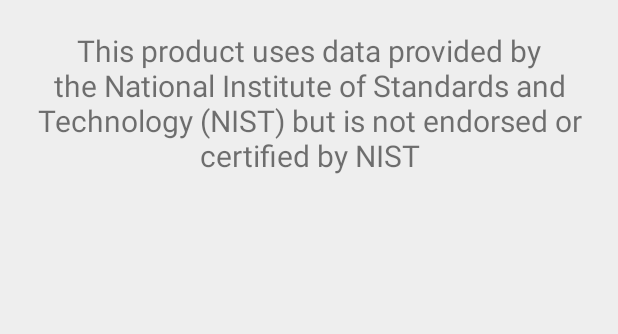
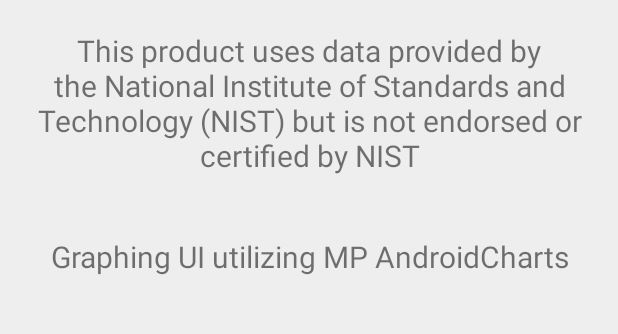
Before and after one commit to DanSGraham/ConstData, an Android app: the screen it shows after launch (SplashScreen), on a phone screen of 412 x 824 dp, the part 310-644 px from its top. Run offline under Robolectric (Android 15) with nearby library versions, the phone set to English and light mode, and no system bars; 1 statement that could not run was skipped.

Commit message:
add reference on splash screen to mp android charts

```diff
--- a/LabPal/app/src/main/java/danandzach/labpal/IRView.java
+++ b/LabPal/app/src/main/java/danandzach/labpal/IRView.java
@@ -1,4 +1,8 @@
 package danandzach.labpal;
+
+
+
+
 
 import android.app.Activity;
 import android.content.Context;
--- a/LabPal/app/src/main/res/layout/activity_splash_screen.xml
+++ b/LabPal/app/src/main/res/layout/activity_splash_screen.xml
@@ -37,4 +37,12 @@
         android:layout_margin="20dp"
         android:textSize="20dp"/>
 
+    <TextView
+        android:text="Graphing UI utilizing MP AndroidCharts"
+        android:layout_width="match_parent"
+        android:layout_height="wrap_content"
+        android:gravity="center_horizontal"
+        android:layout_margin="20dp"
+        android:textSize="20dp"/>
+
 </LinearLayout>
```
